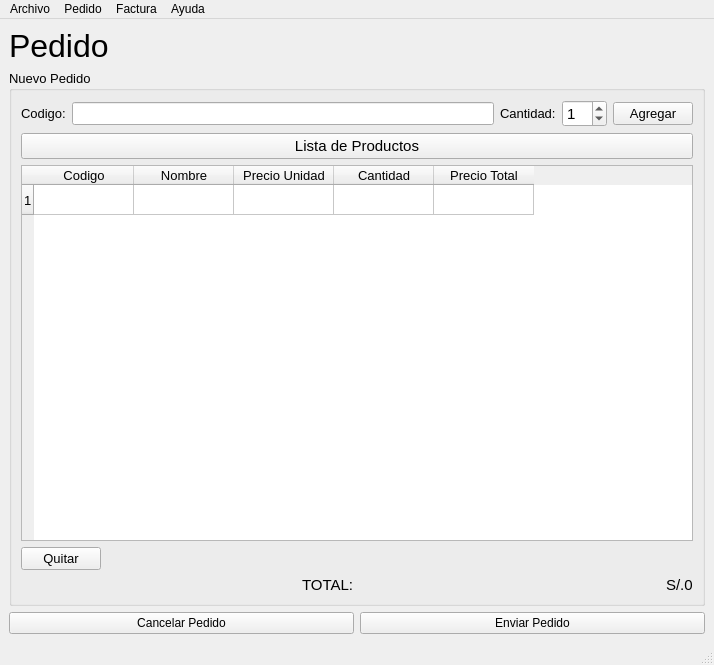
Old version of the form ui/pedido.ui in the repository nashvent/libreria.
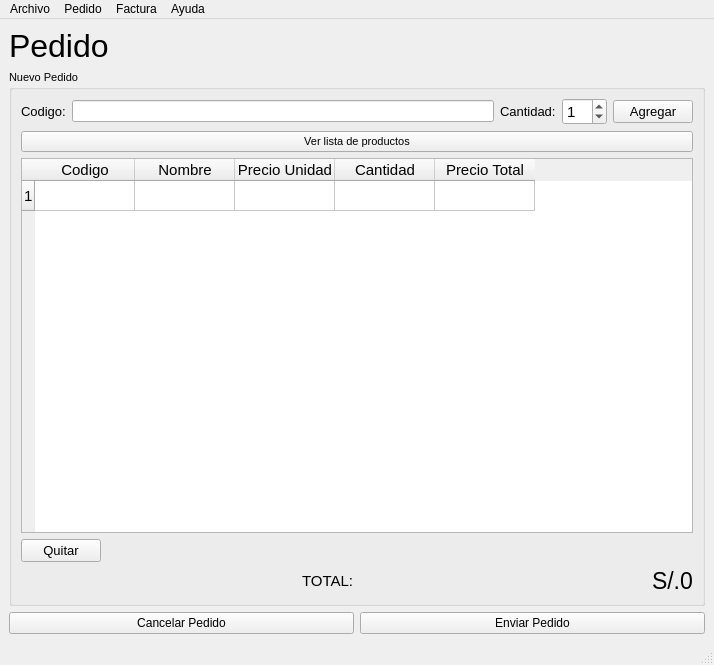
New version of the form.

Commit message: pedido casi terminado

Patch:
```diff
--- a/ui/pedido.ui
+++ b/ui/pedido.ui
@@ -42,7 +42,7 @@
        <widget class="QGroupBox" name="groupBox">
         <property name="font">
          <font>
-          <pointsize>10</pointsize>
+          <pointsize>8</pointsize>
           <weight>50</weight>
           <bold>false</bold>
          </font>
@@ -117,20 +117,21 @@
          </item>
          <item>
           <widget class="QPushButton" name="botonLista">
-           <property name="font">
-            <font>
-             <pointsize>11</pointsize>
-             <weight>50</weight>
-             <bold>false</bold>
-            </font>
-           </property>
            <property name="text">
-            <string>Lista de Productos</string>
+            <string>Ver lista de productos</string>
            </property>
           </widget>
          </item>
          <item>
           <widget class="QTableWidget" name="tablePedido">
+           <property name="font">
+            <font>
+             <pointsize>11</pointsize>
+            </font>
+           </property>
+           <property name="editTriggers">
+            <set>QAbstractItemView::AnyKeyPressed|QAbstractItemView::EditKeyPressed</set>
+           </property>
            <property name="rowCount">
             <number>1</number>
            </property>
@@ -204,7 +205,7 @@
             <widget class="QLabel" name="TotalPedidoLabel">
              <property name="font">
               <font>
-               <pointsize>11</pointsize>
+               <pointsize>17</pointsize>
               </font>
              </property>
              <property name="text">
```
Left out of the diff: 4 changed lines with no effect on the pictures. The commit also changes 2 other files.
